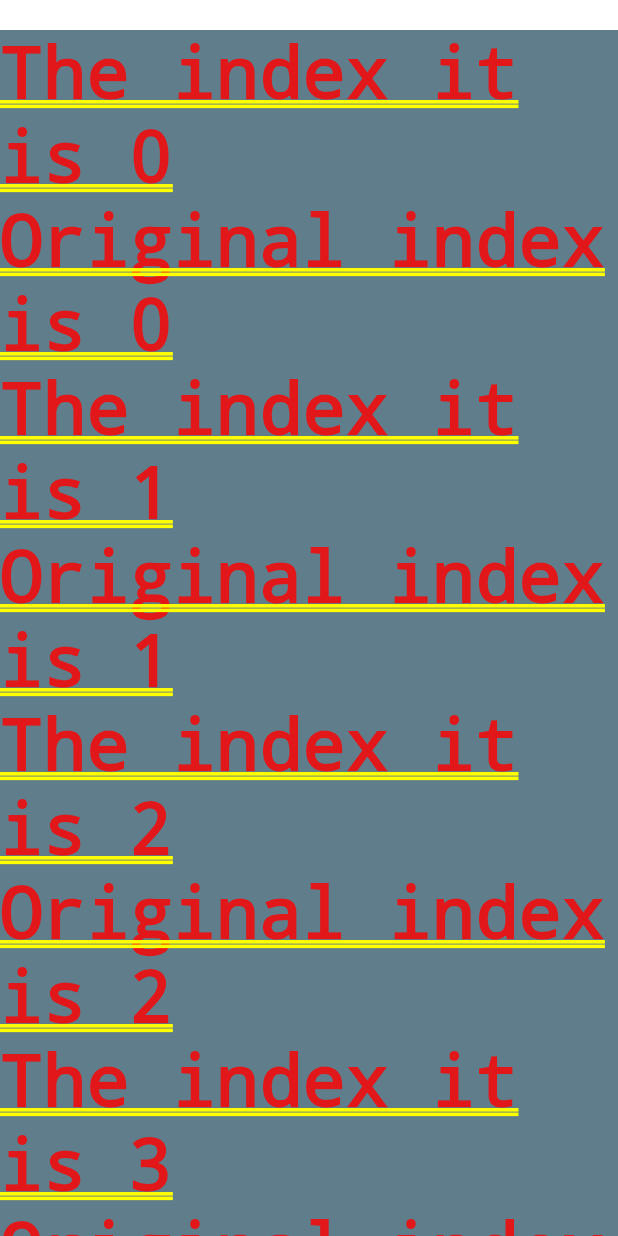
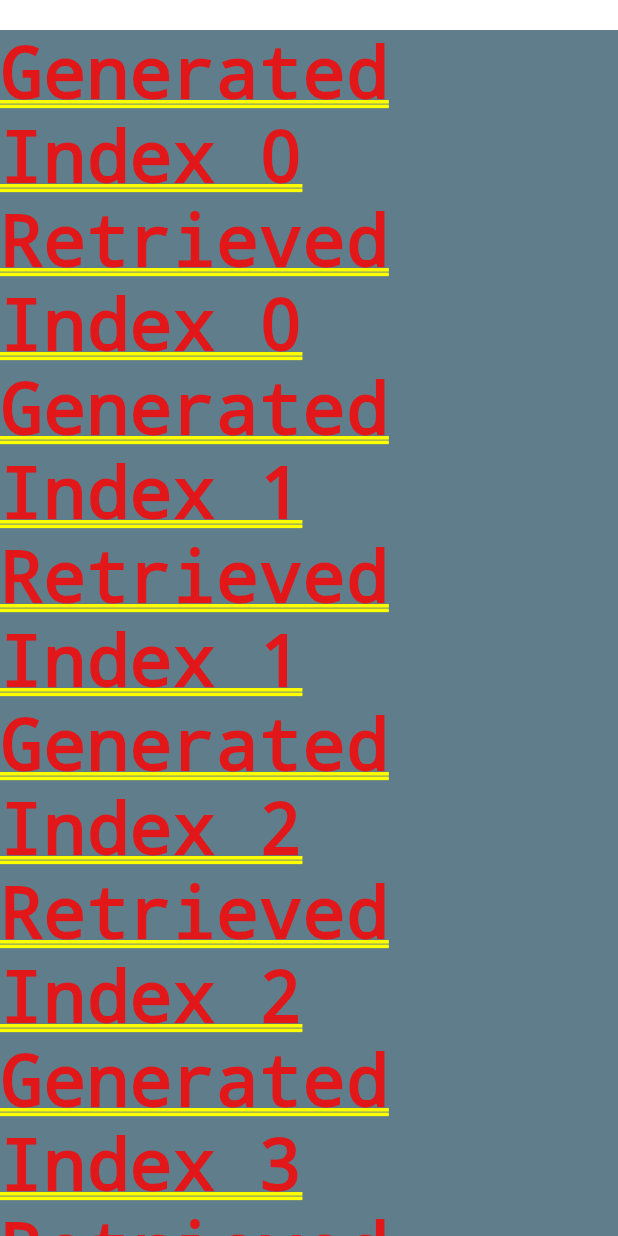
Before and after one commit to Niggelgame/Flutter-POC, a Flutter app: the screen it shows after launch, on a phone screen of 412 x 824 dp. Run offline on Flutter 3.47's test engine with Material 2 defaults, Android fonts, the phone set to English and light mode, and no system bars.

Commit message:
More Explanation

```diff
--- a/lib/main.dart
+++ b/lib/main.dart
@@ -80,9 +80,7 @@ class _MyHomePageState extends State<MyHomePage> {
           SizedBox(
             height: 20,
           ),
-          Column(
-            children: postWidgets,
-          ),
+          ...postWidgets,
           CupertinoActivityIndicator()
         ],
       ),
--- a/lib/postWidget.dart
+++ b/lib/postWidget.dart
@@ -20,6 +20,13 @@ class _PostWidgetState extends State<PostWidget> {
   }
 
   @override
+  void didUpdateWidget(PostWidget oldWidget) {
+    print("Updated widget " + widget.index);
+    // TODO: implement didUpdateWidget
+    super.didUpdateWidget(oldWidget);
+  }
+
+  @override
   Widget build(BuildContext context) {
     print("Building " + widget.index);
     return GestureDetector(
@@ -31,8 +38,12 @@ class _PostWidgetState extends State<PostWidget> {
             //(resultString == widget.index) ? Text(resultString) : Text("Nope"),
             Column(
           children: <Widget>[
-            Text("The index it is " + resultString),
-            Text("Original index is " + widget.index)
+            /// These two should stay the same, since with the creation of the widget, the init-State is triggered
+            /// But Because of some reason, the resultString seems to change and take the value of the Widget in the Column, it was in first.
+            Text("Generated Index " + resultString),
+
+            /// The retrieved index is the index the PostWidget got from the initState override of _MyHomePageState
+            Text("Retrieved Index " + widget.index)
           ],
         ),
         color: Colors.blueGrey,
```
Also changed, not shown: pubspec.yaml (+1 -7 lines), pubspec.lock.
